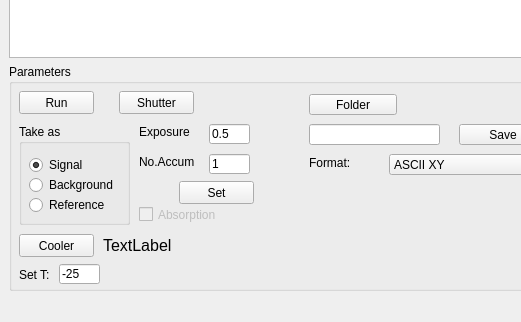
First picture: the form in laborIott/instruments/Andor/VInst/Andor.ui, repository Kassikakk/laborIott, before the edit; both pictures show x 0 to 521 and y 243 to 565 of the 704 by 565 pixel window.
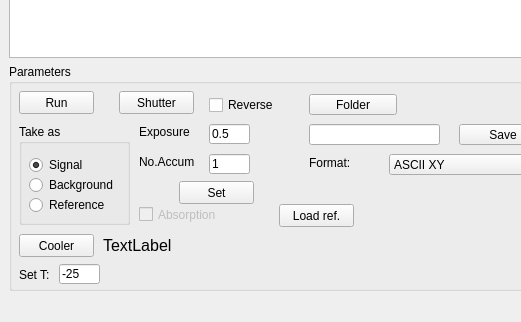
Second picture: the form after the edit. Icons and pictures are not drawn. Custom widgets are drawn as their Qt base class.

Commit message: Transfer AndorVI to VInst and add features

The edit to the form file:
```diff
--- a/laborIott/instruments/Andor/VInst/Andor.ui
+++ b/laborIott/instruments/Andor/VInst/Andor.ui
@@ -442,6 +442,38 @@
           <bool>true</bool>
          </property>
         </widget>
+        <widget class="QPushButton" name="loadRefButt">
+         <property name="enabled">
+          <bool>true</bool>
+         </property>
+         <property name="geometry">
+          <rect>
+           <x>270</x>
+           <y>140</y>
+           <width>75</width>
+           <height>23</height>
+          </rect>
+         </property>
+         <property name="text">
+          <string>Load ref.</string>
+         </property>
+         <property name="checkable">
+          <bool>false</bool>
+         </property>
+        </widget>
+        <widget class="QCheckBox" name="reverseChk">
+         <property name="geometry">
+          <rect>
+           <x>200</x>
+           <y>30</y>
+           <width>85</width>
+           <height>22</height>
+          </rect>
+         </property>
+         <property name="text">
+          <string>Reverse</string>
+         </property>
+        </widget>
        </widget>
       </item>
      </layout>
```
The commit also changes 2 other files.
